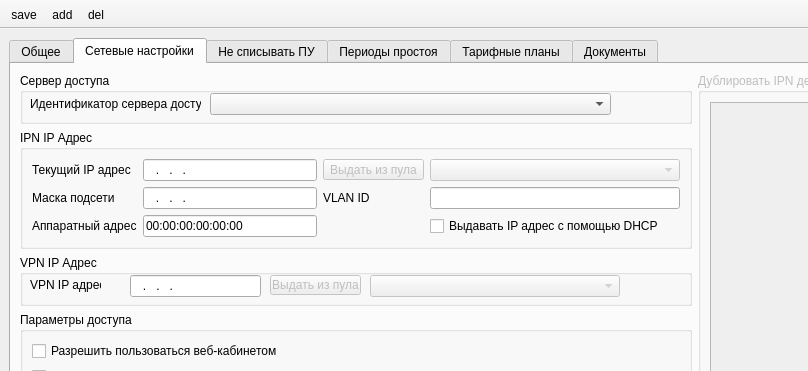
brat002/ExpertBilling, file mdi/forms/account_edit_new.ui: the form before one commit; both pictures show x 0 to 808 and y 0 to 371 of the 909 by 649 pixel window.
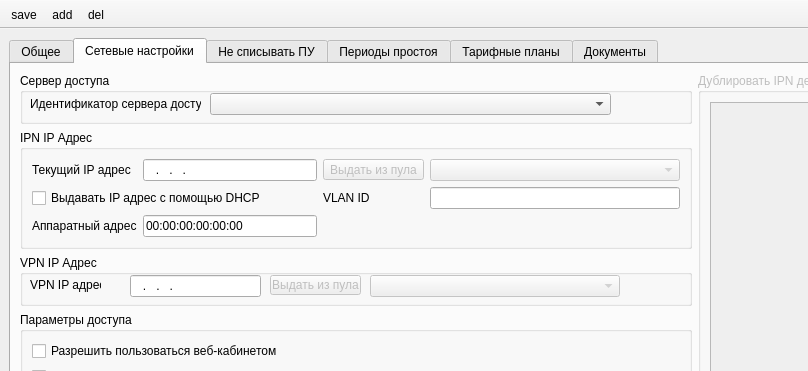
The form after the commit. The open tabs and pages were chosen to show the change. Icons and pictures are not drawn.

```diff
--- a/mdi/forms/account_edit_new.ui
+++ b/mdi/forms/account_edit_new.ui
@@ -944,29 +944,6 @@
              </property>
             </widget>
            </item>
-           <item row="1" column="0" >
-            <widget class="QLabel" name="label_ipn_ip_mask" >
-             <property name="text" >
-              <string>Маска подсети</string>
-             </property>
-             <property name="buddy" >
-              <cstring>lineEdit_ipn_ip_address</cstring>
-             </property>
-            </widget>
-           </item>
-           <item row="1" column="1" >
-            <widget class="QLineEdit" name="lineEdit_ipn_ip_mask" >
-             <property name="minimumSize" >
-              <size>
-               <width>0</width>
-               <height>22</height>
-              </size>
-             </property>
-             <property name="inputMask" >
-              <string>000.000.000.000; </string>
-             </property>
-            </widget>
-           </item>
            <item row="2" column="0" >
             <widget class="QLabel" name="label_ipn_mac_address" >
              <property name="text" >
@@ -1010,7 +987,7 @@
              </property>
             </widget>
            </item>
-           <item row="2" column="3" >
+           <item row="1" column="0" colspan="2" >
             <widget class="QCheckBox" name="lineEdit_assign_ipn_ip_from_dhcp" >
              <property name="text" >
               <string>Выдавать IP адрес с помощью DHCP</string>
```
Left out of the diff: 3 changed lines with no effect on the pictures.
